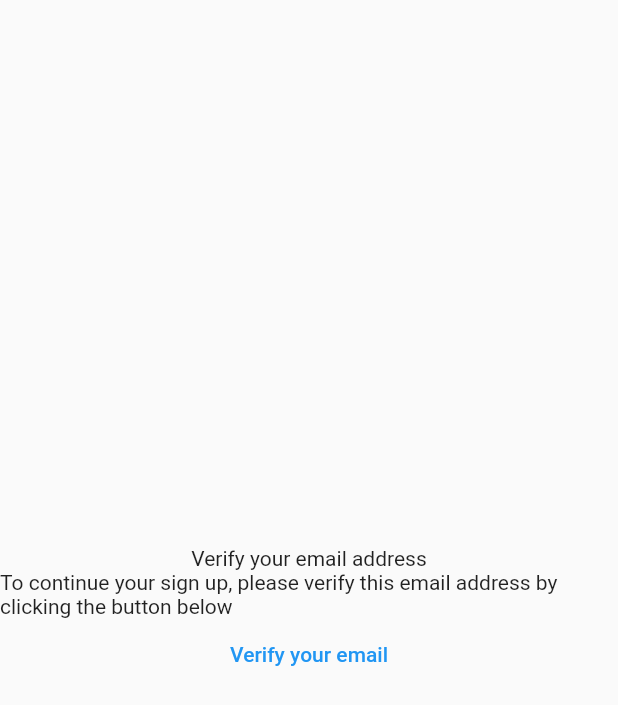
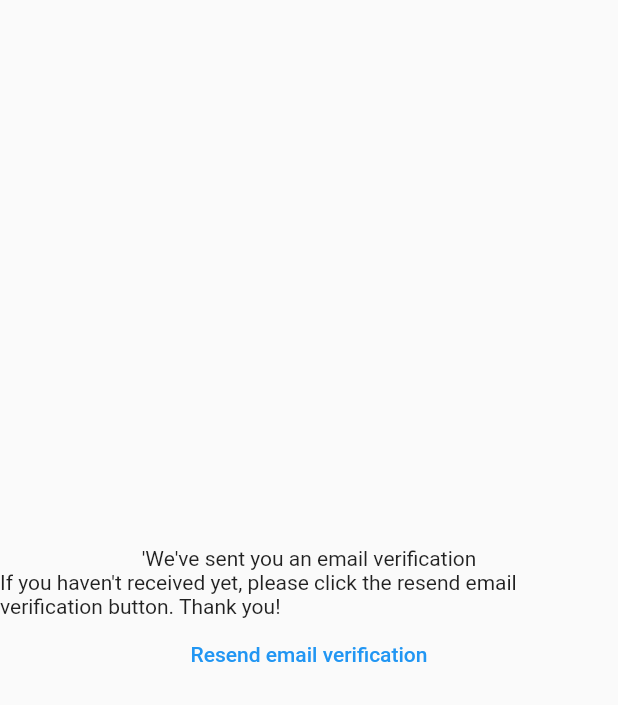
Before and after one commit to skieabad/notes-app, a Flutter app: the VerifyEmailScreen widget shown alone on an empty page, opened directly, on a phone screen of 412 x 824 dp. Shown: the top 705 px of the screen. Run offline on Flutter 3.47's test engine with Material 2 defaults, Android fonts, the phone set to English and light mode, and no system bars; our stand-ins replace firebase_auth, firebase_core, form_field_validator; accounts and stored records are empty.

Commit message:
adding changes for login, signup and verify email screens

```diff
--- a/lib/main.dart
+++ b/lib/main.dart
@@ -3,6 +3,7 @@ import 'package:notes_app/presentation/screens/home_screen.dart';
 import 'package:notes_app/presentation/screens/login_screen.dart';
 import 'package:notes_app/presentation/screens/notes_screen.dart';
 import 'package:notes_app/presentation/screens/signup_screen.dart';
+import 'package:notes_app/presentation/screens/verify_email_screen.dart';
 
 import 'constants/routes.dart';
 
@@ -20,6 +21,7 @@ void main() {
         signUpRoute: (context) => const SignupScreen(),
         homeRoute: (context) => const HomeScreen(),
         notesRoute: (context) => const NotesScreen(),
+        verifyEmailRoute: (context) => const VerifyEmailScreen(),
       },
     ),
   );
--- a/lib/presentation/screens/verify_email_screen.dart
+++ b/lib/presentation/screens/verify_email_screen.dart
@@ -14,15 +14,15 @@ class _VerifyEmailScreenState extends State<VerifyEmailScreen> {
     return Column(
       mainAxisAlignment: MainAxisAlignment.center,
       children: [
-        const Text('Verify your email address'),
+        const Text("'We've sent you an email verification"),
         const Text(
-            'To continue your sign up, please verify this email address by clicking the button below'),
+            "If you haven't received yet, please click the resend email verification button. Thank you!"),
         TextButton(
           onPressed: () async {
             final user = FirebaseAuth.instance.currentUser;
             await user!.sendEmailVerification();
           },
-          child: const Text('Verify your email'),
+          child: const Text('Resend email verification'),
         ),
       ],
     );
```
Also changed, not shown: lib/presentation/screens/login_screen.dart (+26 -15 lines), lib/presentation/screens/signup_screen.dart (+7 -9 lines).
